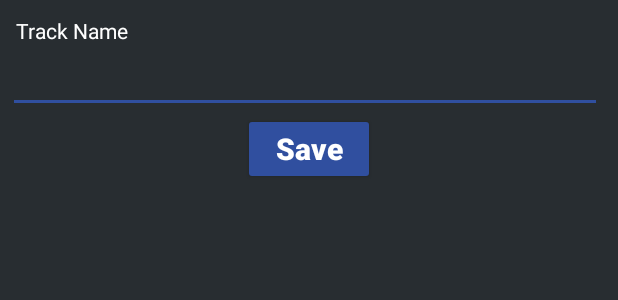
After one commit to Michael-Raafat/Sound-Boarding, an Android app: the layout save_layout.xml on its own in the app's theme, with its tools: preview values and no code run, on a phone screen of 412 x 824 dp. The commit adds this screen. Shown: the top 300 px of the screen. Run offline under Robolectric (Android 15) with nearby library versions, the phone set to English and light mode, and no system bars.

Commit message:
save && load

```diff
--- a/app/src/main/java/studios/kdc/soundboarding/DataServiceSingleton.java
+++ b/app/src/main/java/studios/kdc/soundboarding/DataServiceSingleton.java
@@ -105,7 +105,7 @@ public class DataServiceSingleton {
         database.execSQL("INSERT INTO Cartoon (name, duration, path, extension, type) VALUES" +
                 " ('Tom and Jerry', 24, 'Cartoon/Tom and Jerry.mp3', 'mp3', 'assets')");
 
-
+        this.addSavedGroup();
     }
 
     public void addGroup(Group group) {
@@ -116,7 +116,7 @@ public class DataServiceSingleton {
                 +"')");
     }
 
-    public void addSavedGroup() {
+    private void addSavedGroup() {
         database.execSQL("CREATE TABLE IF NOT EXISTS SavedTracks" +
                 " (name VARCHAR)");
     }
@@ -124,7 +124,7 @@ public class DataServiceSingleton {
     public void saveNewTrack(String trackName, List<SelectedTrack> tracks) {
         database.execSQL("INSERT INTO SavedTracks (name) VALUES ('"+ trackName +
                 "')");
-        database.execSQL("CREATE TABLE IF NOT EXISTS"+ trackName
+        database.execSQL("CREATE TABLE IF NOT EXISTS "+ trackName
                 +" (name VARCHAR, startPoint INTEGER," +
                 " endPoint INTEGER, path VARCHAR, type VARCHAR, groupName VARCHAR, duration INTEGER, extension VARCHAR)");
         for ( SelectedTrack selectedTrack : tracks) {
--- a/app/src/main/java/studios/kdc/soundboarding/models/SelectedTracksContainer.java
+++ b/app/src/main/java/studios/kdc/soundboarding/models/SelectedTracksContainer.java
@@ -19,4 +19,6 @@ public interface SelectedTracksContainer {
 
     List<SelectedTrack> getTracks();
 
+    SelectedTrack getTrackByIndex(int position);
+
 }
--- a/app/src/main/java/studios/kdc/soundboarding/models/imp/SelectedTrackContainerImp.java
+++ b/app/src/main/java/studios/kdc/soundboarding/models/imp/SelectedTrackContainerImp.java
@@ -72,4 +72,9 @@ public class SelectedTrackContainerImp implements SelectedTracksContainer {
     public List<SelectedTrack> getTracks() {
         return selectedTracks;
     }
+
+    @Override
+    public SelectedTrack getTrackByIndex(int position) {
+        return this.selectedTracks.get(position);
+    }
 }
--- a/app/src/main/java/studios/kdc/soundboarding/view/timeline/CustomTimelineView.java
+++ b/app/src/main/java/studios/kdc/soundboarding/view/timeline/CustomTimelineView.java
@@ -80,7 +80,7 @@ public class CustomTimelineView  {
             this.removeWave(i);
         }
     }
-    public void addWaveFormsToTimeline(Map<String, String> trackInfo){
+    public void addWaveFormsToTimeline(Map<String, String> trackInfo, int position){
         try {
             int screenHeight = Utils.getScreenHeight(activity);
             int screenWidth = Utils.getScreenWidth(activity);
@@ -108,6 +108,7 @@ public class CustomTimelineView  {
             frameLayout.addView(name);
             frameLayout.addView(optionsButton);
             name.setGravity(Gravity.CENTER_HORIZONTAL);
+            frameLayout.setX(position);
             this.timelineWaves.addView(frameLayout);
             setOnClickListenerToOptionsButton(optionsButton);
             CustomHorizontalSlider slider = new CustomHorizontalSlider(horizontalScrollView,
--- /dev/null
+++ b/app/src/main/res/layout/save_layout.xml
@@ -0,0 +1,35 @@
+<?xml version="1.0" encoding="utf-8"?>
+<LinearLayout
+    xmlns:android="http://schemas.android.com/apk/res/android"
+    android:orientation="vertical"
+    android:layout_width="match_parent"
+    android:padding="5dp"
+    android:background="@color/colorPrimary"
+    android:layout_height="match_parent">
+<TextView
+    android:layout_width="wrap_content"
+    android:layout_height="wrap_content"
+    android:layout_marginTop="5dp"
+    android:textColor="@color/white"
+    android:layout_marginStart="5dp"
+    android:layout_marginLeft="5dp"
+    android:text="@string/name"
+   />
+    <EditText
+        android:layout_width="match_parent"
+        android:layout_height="wrap_content"
+        android:layout_marginRight="5dp"
+        android:layout_marginEnd="5dp"
+        android:textColor="@color/white"
+        android:id="@+id/saved_track_name"/>
+    <Button
+        android:id="@+id/save"
+        android:layout_width="wrap_content"
+        android:layout_height="wrap_content"
+        style="@style/Widget.AppCompat.Button.Colored"
+        android:layout_gravity="center_horizontal"
+        android:textAllCaps="false"
+        android:textStyle="bold"
+        android:textSize="20sp"
+        android:text="@string/save" />
+</LinearLayout>
--- a/app/src/main/res/values/strings.xml
+++ b/app/src/main/res/values/strings.xml
@@ -17,4 +17,5 @@
     <string name="save">Save</string>
     <string name="title_activity_group_creator">GroupCreator</string>
     <string name="name">Track Name</string>
+    <string name="saved_list">Saved Tracks</string>
 </resources>
```
Also changed, not shown: app/src/main/java/studios/kdc/soundboarding/DataController.java (+17 -7 lines), app/src/main/java/studios/kdc/soundboarding/MainActivity.java (+51 -9 lines), app/src/main/res/layout/floating_buttons.xml (added, +47 -0 lines), app/src/main/res/layout/saved_list_layout.xml (added, +40 -0 lines), app/src/main/res/layout/saved_text_layout.xml (added, +11 -0 lines), app/src/main/res/drawable/close.png (added), app/src/main/res/drawable/open.png (added), app/src/main/res/drawable/save.png (added).
